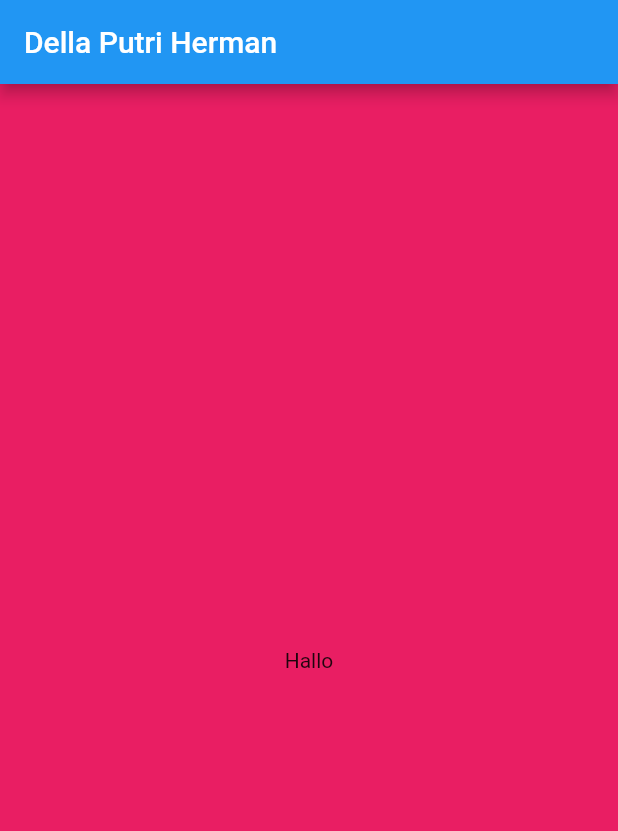
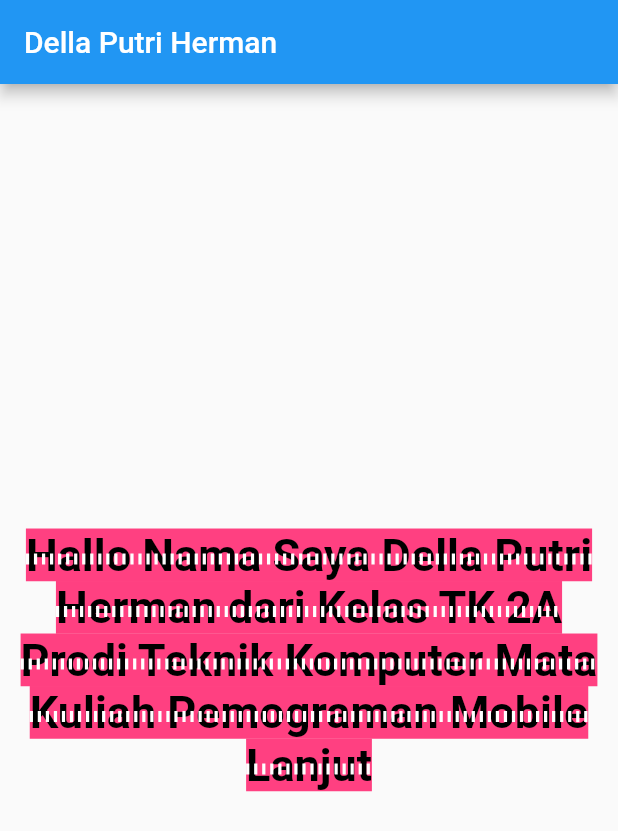
Before and after one commit to dellaputriherman/PEMROGRAMAN_FLUTTER, a Flutter app: the screen it shows after launch, on a phone screen of 412 x 824 dp. Shown: the top 831 px of the screen. Run offline on Flutter 3.47's test engine with Material 2 defaults, Android fonts, the phone set to English and light mode, and no system bars; Roboto replaces fonts that are missing (Stick).

Commit message:
Update FLUTTER 05 Text Widget

```diff
--- a/firstproject/lib/main.dart
+++ b/firstproject/lib/main.dart
@@ -10,12 +10,27 @@ class MyApp extends StatelessWidget {
     return MaterialApp(
       debugShowCheckedModeBanner: false,
       home: Scaffold(
-        backgroundColor: Colors.pink,
-        body: Center(
-          child: Text("Hallo"),
-        ),
         appBar: AppBar(
           title: Text("Della Putri Herman"),
+        ),
+        body: Center(
+          child: Text(
+            "Hallo Nama Saya Della Putri Herman dari Kelas TK 2A Prodi Teknik Komputer Mata Kuliah Pemograman Mobile Lanjut",
+            maxLines: 5,
+            overflow: TextOverflow.ellipsis,
+            textAlign: TextAlign.center,
+            style: TextStyle(
+              backgroundColor: Colors.pinkAccent,
+              color: Colors.black,
+              fontSize: 30,
+              fontWeight: FontWeight.bold,
+              fontFamily: 'Stick',
+              decorationStyle: TextDecorationStyle.dotted,
+              decoration: TextDecoration.lineThrough,
+              decorationColor: Colors.white,
+              decorationThickness: 5,
+            ),
+          ),
         ),
       ),
     );
```
Also changed, not shown: firstproject/pubspec.yaml (+5 -5 lines), 1 other file.
